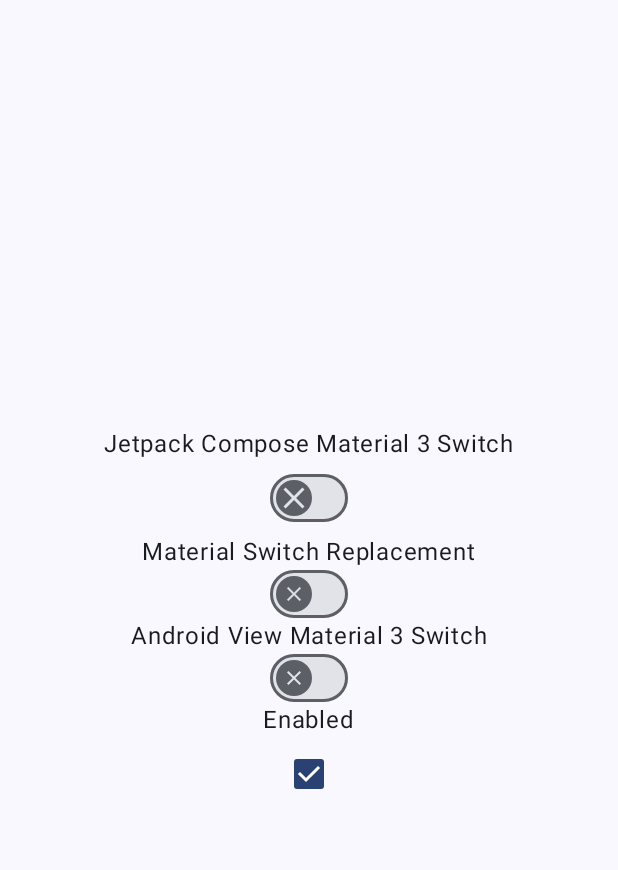
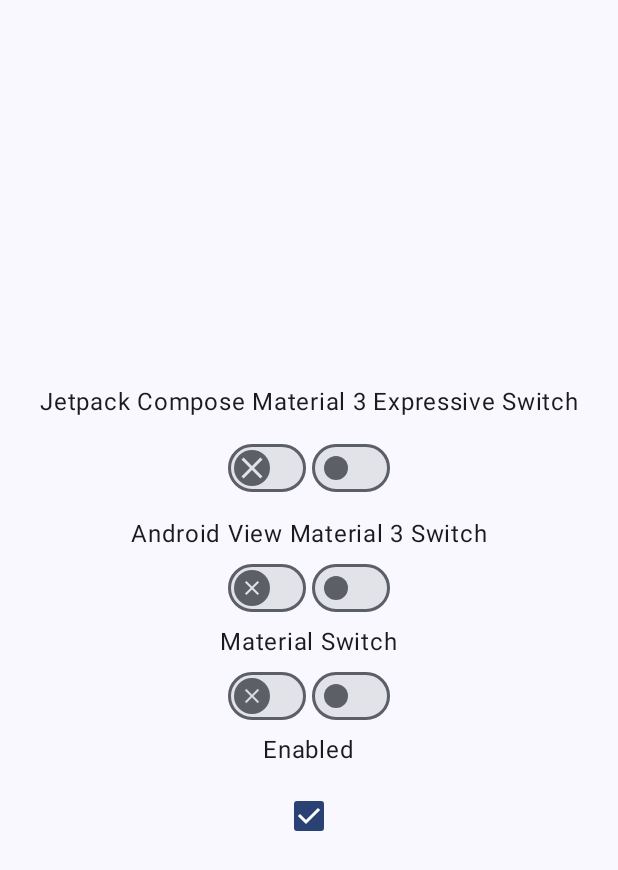
Before and after one commit to t895/MaterialSwitch, an Android app built with Jetpack Compose: the screen it shows after launch (MainActivity), on a phone screen of 412 x 824 dp. Shown: the top 870 px of the screen. Run offline under Robolectric (Android 15) with nearby library versions, the phone set to English and light mode, and no system bars.

```diff
--- a/gradle/libs.versions.toml
+++ b/gradle/libs.versions.toml
@@ -4,9 +4,10 @@ agp = "8.10.0"
 compose = "1.8.1"
 activityCompose = "1.10.1"
 composeBom = "2025.05.01"
-material = "1.12.0"
+material = "1.14.0-alpha01"
 mavenPublish = "0.28.0"
 drawablepainter = "0.37.3"
+material3 = "1.4.0-alpha15"
 androidCompileSdk = "36"
 androidMinSdk = "21"
 androidTargetSdk = "36"
@@ -15,7 +16,7 @@ jvmToolchain = "17"
 [libraries]
 androidx-activity-compose = { group = "androidx.activity", name = "activity-compose", version.ref = "activityCompose" }
 androidx-compose-bom = { group = "androidx.compose", name = "compose-bom", version.ref = "composeBom" }
-androidx-material3 = { group = "androidx.compose.material3", name = "material3" }
+androidx-material3 = { group = "androidx.compose.material3", name = "material3", version.ref = "material3" }
 androidx-ui-tooling = { group = "androidx.compose.ui", name = "ui-tooling" }
 androidx-ui-tooling-preview = { group = "androidx.compose.ui", name = "ui-tooling-preview" }
 material = { module = "com.google.android.material:material", version.ref = "material" }
--- a/materialswitch-test/src/main/kotlin/com/t895/switch_test/MainActivity.kt
+++ b/materialswitch-test/src/main/kotlin/com/t895/switch_test/MainActivity.kt
@@ -7,6 +7,7 @@ import androidx.activity.enableEdgeToEdge
 import androidx.compose.foundation.background
 import androidx.compose.foundation.layout.Arrangement
 import androidx.compose.foundation.layout.Column
+import androidx.compose.foundation.layout.Row
 import androidx.compose.foundation.layout.defaultMinSize
 import androidx.compose.foundation.layout.fillMaxSize
 import androidx.compose.foundation.layout.size
@@ -48,6 +49,20 @@ class MainActivity : ComponentActivity() {
     }
 }
 
+@Composable
+fun SideBySide(
+    firstContent: @Composable () -> Unit,
+    secondContent: @Composable () -> Unit,
+) {
+    Row(
+        horizontalArrangement = Arrangement.spacedBy(4.dp),
+        verticalAlignment = Alignment.CenterVertically,
+    ) {
+        firstContent()
+        secondContent()
+    }
+}
+
 @Preview
 @Composable
 fun SwitchPreview(modifier: Modifier = Modifier) {
@@ -55,7 +70,7 @@ fun SwitchPreview(modifier: Modifier = Modifier) {
         modifier = modifier
             .background(MaterialTheme.colorScheme.surface)
             .defaultMinSize(100.dp, 100.dp),
-        verticalArrangement = Arrangement.Center,
+        verticalArrangement = Arrangement.spacedBy(8.dp, Alignment.CenterVertically),
         horizontalAlignment = Alignment.CenterHorizontally,
     ) {
         val context = LocalContext.current
@@ -63,7 +78,9 @@ fun SwitchPreview(modifier: Modifier = Modifier) {
         val crossDrawable = ContextCompat.getDrawable(context, R.drawable.ic_close)
         var enabled by remember { mutableStateOf(true) }
         var checked by remember { mutableStateOf(false) }
-        Text("Jetpack Compose Material 3 Switch")
+        Text("Jetpack Compose Material 3 Expressive Switch")
+        SideBySide(
+            firstContent = {
                 androidx.compose.material3.Switch(
                     enabled = enabled,
                     checked = checked,
@@ -82,26 +99,19 @@ fun SwitchPreview(modifier: Modifier = Modifier) {
                         }
                     },
                 )
-        Text("Material Switch Replacement")
-        com.t895.materialswitch.MaterialSwitch(
+            },
+            secondContent = {
+                androidx.compose.material3.Switch(
                     enabled = enabled,
                     checked = checked,
                     onCheckedChange = { checked = it },
-            thumbContent = { mostlyEnabled ->
-                if (mostlyEnabled) {
-                    Icon(
-                        painter = rememberDrawablePainter(checkDrawable),
-                        contentDescription = null,
-                    )
-                } else {
-                    Icon(
-                        painter = rememberDrawablePainter(crossDrawable),
-                        contentDescription = null,
                 )
             }
-            },
         )
+
         Text("Android View Material 3 Switch")
+        SideBySide(
+            firstContent = {
                 AndroidView(
                     modifier = Modifier.size(52.dp, 32.dp),
                     factory = { context ->
@@ -127,6 +137,56 @@ fun SwitchPreview(modifier: Modifier = Modifier) {
                         view.isChecked = checked
                     },
                 )
+            },
+            secondContent = {
+                AndroidView(
+                    modifier = Modifier.size(52.dp, 32.dp),
+                    factory = { context ->
+                        MaterialSwitch(context).apply {
+                            setOnCheckedChangeListener { _, newChecked ->
+                                checked = newChecked
+                            }
+                        }
+                    },
+                    update = { view ->
+                        view.isEnabled = enabled
+                        view.isChecked = checked
+                    },
+                )
+            }
+        )
+
+        Text("Material Switch")
+        SideBySide(
+            firstContent = {
+                com.t895.materialswitch.MaterialSwitch(
+                    enabled = enabled,
+                    checked = checked,
+                    onCheckedChange = { checked = it },
+                    thumbContent = { mostlyEnabled ->
+                        if (mostlyEnabled) {
+                            Icon(
+                                painter = rememberDrawablePainter(checkDrawable),
+                                contentDescription = null,
+                            )
+                        } else {
+                            Icon(
+                                painter = rememberDrawablePainter(crossDrawable),
+                                contentDescription = null,
+                            )
+                        }
+                    },
+                )
+            },
+            secondContent = {
+                com.t895.materialswitch.MaterialSwitch(
+                    enabled = enabled,
+                    checked = checked,
+                    onCheckedChange = { checked = it },
+                )
+            }
+        )
+
         Text("Enabled")
         Checkbox(
             checked = enabled,
--- a/materialswitch/build.gradle.kts
+++ b/materialswitch/build.gradle.kts
@@ -10,7 +10,7 @@ plugins {
 
 val libName = "materialswitch"
 val libPackage = "com.t895.$libName"
-val packageVersion = "0.1.5"
+val packageVersion = "0.2.0"
 
 group = libPackage
 version = packageVersion
```
Also changed, not shown: 2 other files. Lines whose indentation alone changed are shown as unchanged.
